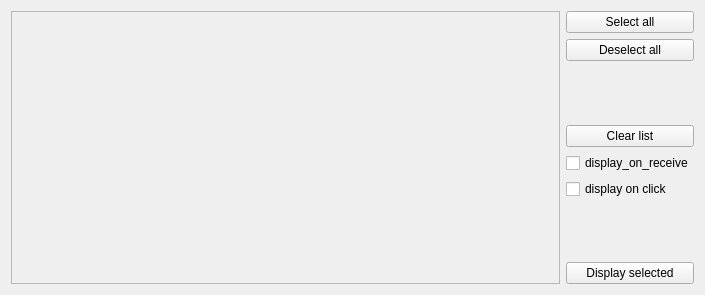
First picture: the form in rqt_grasp_viewer/ui/RqtGraspViewer.ui, repository ubi-agni/grasp_visualization, before the edit.
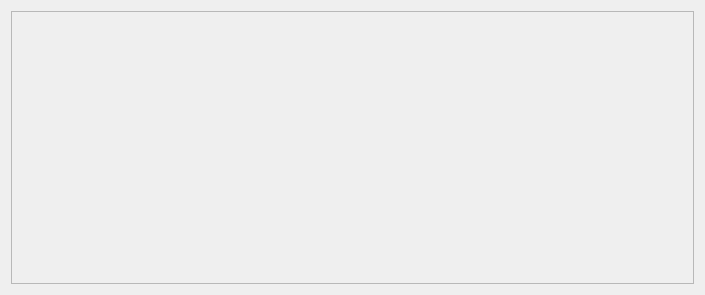
Second picture: the form after the edit.

Commit message: Removed unnecessary buttons

Diff of the .ui file:
```diff
--- a/rqt_grasp_viewer/ui/RqtGraspViewer.ui
+++ b/rqt_grasp_viewer/ui/RqtGraspViewer.ui
@@ -43,7 +43,7 @@
            <rect>
             <x>0</x>
             <y>0</y>
-            <width>535</width>
+            <width>681</width>
             <height>271</height>
            </rect>
           </property>
@@ -52,95 +52,6 @@
        </item>
       </layout>
      </item>
-     <item>
-      <layout class="QVBoxLayout" name="verticalLayout_2">
-       <property name="sizeConstraint">
-        <enum>QLayout::SetFixedSize</enum>
-       </property>
-       <item>
-        <widget class="QPushButton" name="btn_select_all">
-         <property name="text">
-          <string>Select all</string>
-         </property>
-        </widget>
-       </item>
-       <item>
-        <widget class="QPushButton" name="btn_deselect_all">
-         <property name="text">
-          <string>Deselect all</string>
-         </property>
-        </widget>
-       </item>
-       <item>
-        <spacer name="verticalSpacer_2">
-         <property name="orientation">
-          <enum>Qt::Vertical</enum>
-         </property>
-         <property name="sizeHint" stdset="0">
-          <size>
-           <width>20</width>
-           <height>40</height>
-          </size>
-         </property>
-        </spacer>
-       </item>
-       <item>
-        <widget class="QPushButton" name="btn_clear_list">
-         <property name="text">
-          <string>Clear list</string>
-         </property>
-        </widget>
-       </item>
-       <item>
-        <layout class="QHBoxLayout" name="horizontalLayout_4">
-         <property name="sizeConstraint">
-          <enum>QLayout::SetMinimumSize</enum>
-         </property>
-        </layout>
-       </item>
-       <item>
-        <widget class="QCheckBox" name="chk_display_on_receive">
-         <property name="text">
-          <string>display_on_receive</string>
-         </property>
-        </widget>
-       </item>
-       <item>
-        <widget class="QCheckBox" name="chk_display_on_click">
-         <property name="text">
-          <string>display on click</string>
-         </property>
-        </widget>
-       </item>
-       <item>
-        <spacer name="verticalSpacer">
-         <property name="orientation">
-          <enum>Qt::Vertical</enum>
-         </property>
-         <property name="sizeHint" stdset="0">
-          <size>
-           <width>20</width>
-           <height>40</height>
-          </size>
-         </property>
-        </spacer>
-       </item>
-       <item>
-        <widget class="QPushButton" name="btn_display_selected">
-         <property name="text">
-          <string>Display selected</string>
-         </property>
-        </widget>
-       </item>
-       <item>
-        <layout class="QHBoxLayout" name="horizontalLayout_3">
-         <property name="sizeConstraint">
-          <enum>QLayout::SetMinimumSize</enum>
-         </property>
-        </layout>
-       </item>
-      </layout>
-     </item>
     </layout>
    </item>
   </layout>
```
